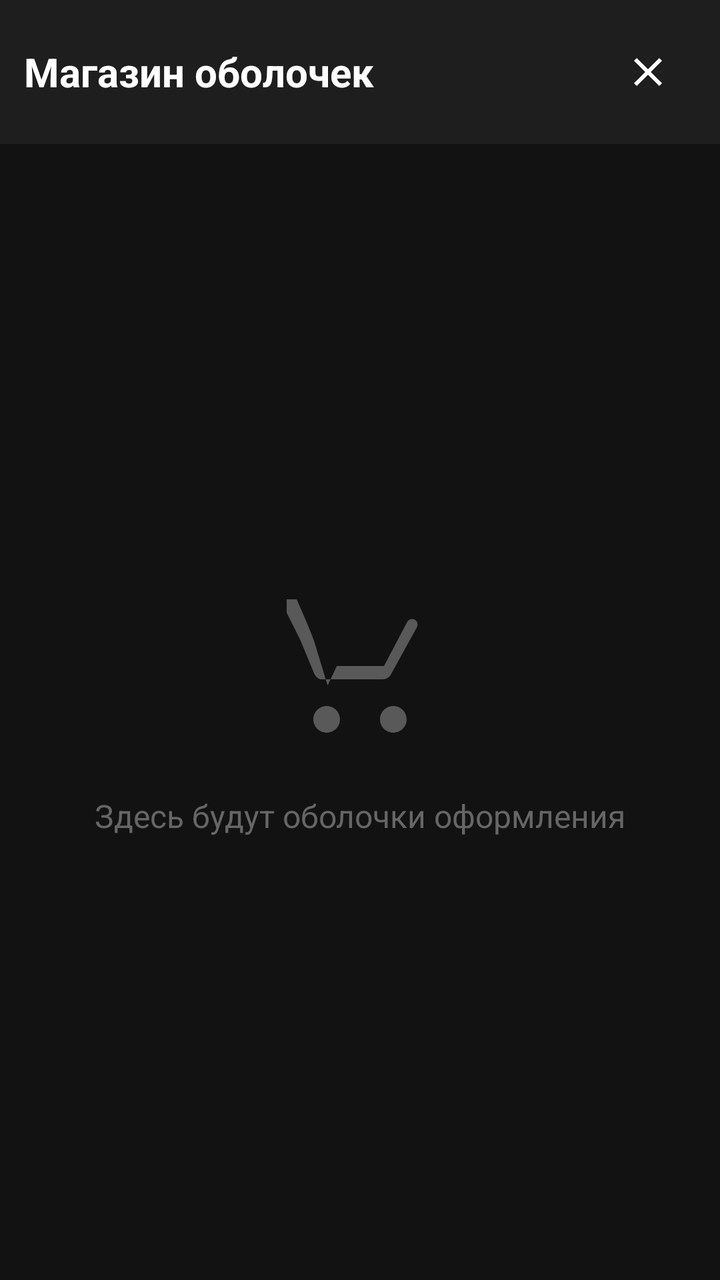
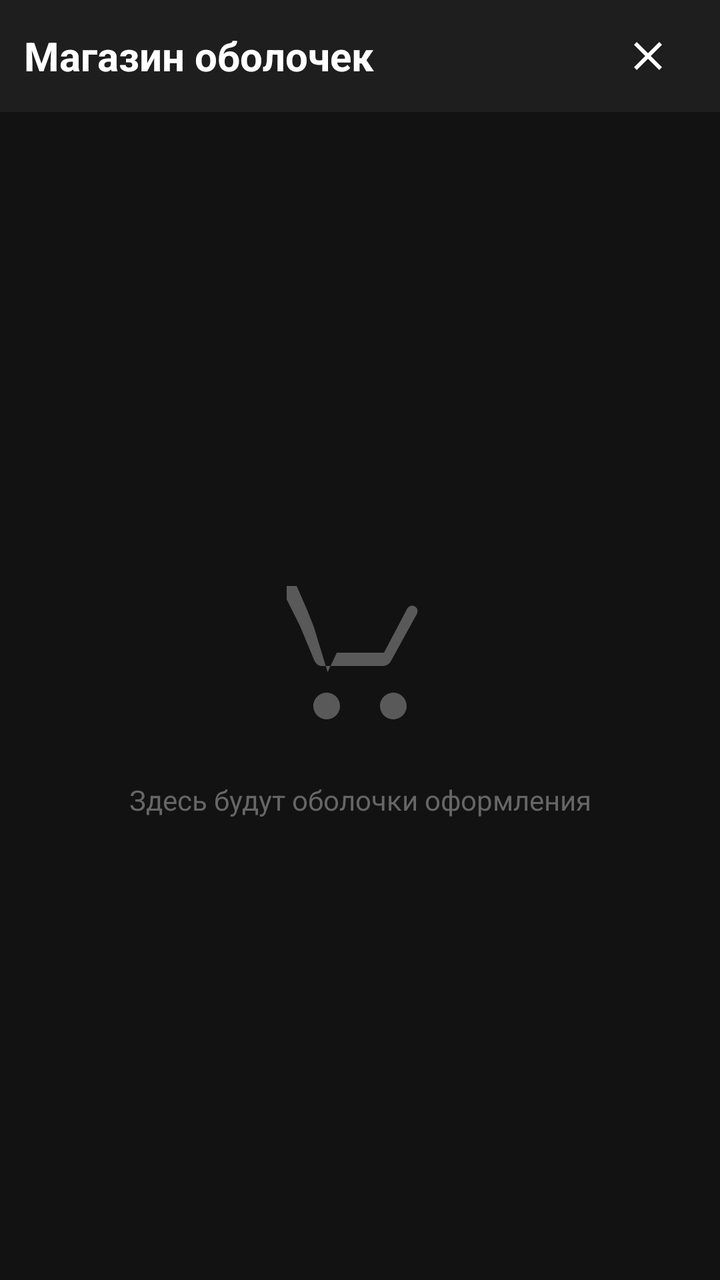

Screens rendered from an Android XML layout before and after an edit, with the pre-edit source and the edit as a unified diff.
<!-- AndroidManifest.xml: activity theme Theme.AppCompat.Translucent -->
<!-- res/layout/activity_store.xml -->
<LinearLayout xmlns:android="http://schemas.android.com/apk/res/android"
    android:layout_width="match_parent"
    android:layout_height="match_parent"
    android:orientation="vertical"
    android:background="@color/background_dark">

    
    <LinearLayout
        android:layout_width="match_parent"
        android:layout_height="wrap_content"
        android:orientation="horizontal"
        android:gravity="center_vertical"
        android:padding="12dp"
        android:background="@color/background_card">

        <TextView
            android:layout_width="0dp"
            android:layout_height="wrap_content"
            android:layout_weight="1"
            android:text="@string/store_title"
            android:textColor="@color/text_primary"
            android:textSize="20sp"
            android:textStyle="bold" />

        
        <ImageButton
            android:id="@+id/btn_close"
            android:layout_width="48dp"
            android:layout_height="48dp"
            android:src="@drawable/ic_close"
            android:background="?android:attr/selectableItemBackgroundBorderless"
            android:contentDescription="@string/close"
            android:padding="12dp" />

    </LinearLayout>

    
    <LinearLayout
        android:layout_width="match_parent"
        android:layout_height="match_parent"
        android:orientation="vertical"
        android:gravity="center"
        android:padding="32dp">

        <ImageView
            android:layout_width="80dp"
            android:layout_height="80dp"
            android:src="@drawable/ic_store"
            android:contentDescription="@string/store_title"
            android:alpha="0.3" />

        <TextView
            android:layout_width="match_parent"
            android:layout_height="wrap_content"
            android:layout_marginTop="24dp"
            android:text="@string/store_placeholder"
            android:textColor="@color/text_dim"
            android:textSize="16sp"
            android:gravity="center" />

    </LinearLayout>

</LinearLayout>
<!-- resources referenced by this layout -->
<resources>
  <color name="background_card">#1E1E1E</color>
  <color name="background_dark">#121212</color>
  <color name="text_dim">#666666</color>
  <color name="text_primary">#FFFFFF</color>
  <!-- drawable ic_close (drawable) -->
  <vector xmlns:android="http://schemas.android.com/apk/res/android"
      android:width="24dp"
      android:height="24dp"
      android:viewportWidth="24"
      android:viewportHeight="24">
      <path
          android:fillColor="#FFFFFF"
          android:pathData="M19,6.41L17.59,5 12,10.59 6.41,5 5,6.41 10.59,12 5,17.59 6.41,19 12,13.41 17.59,19 19,17.59 13.41,12z"/>
  </vector>
  <!-- drawable ic_store (drawable) -->
  <vector xmlns:android="http://schemas.android.com/apk/res/android"
      android:width="24dp"
      android:height="24dp"
      android:viewportWidth="24"
      android:viewportHeight="24">
      <path
          android:fillColor="#FFFFFF"
          android:pathData="M7,18c-1.1,0 -2,0.9 -2,2s0.9,2 2,2 2,-0.9 2,-2 -0.9,-2 -2,-2zM17,18c-1.1,0 -2,0.9 -2,2s0.9,2 2,2 2,-0.9 2,-2 -0.9,-2 -2,-2zM7.15,14.9l-0.03,-0.06L5.1,8.19 4.03,5.5 2.5,2 1,2v2l2,4 2.2,5.3C5.57,13.8 5.87,14 6.2,14h9.2c0.55,0 1.02,-0.31 1.26,-0.77l3.88,-7.06c0.22,-0.4 0.07,-0.9 -0.33,-1.12 -0.4,-0.22 -0.9,-0.07 -1.12,0.33L15.6,12H8.53L7.15,14.9z"/>
  </vector>
  <string name="close">Закрыть</string>
  <string name="store_placeholder">Здесь будут оболочки оформления</string>
  <string name="store_title">Магазин оболочек</string>
  <style name="Theme.AppCompat.Translucent" parent="Theme.QutyLaunch">
          <item name="android:windowIsTranslucent">true</item>
          <item name="android:windowBackground">@android:color/transparent</item>
      </style>
  <style name="Theme.QutyLaunch" parent="Theme.AppCompat.NoActionBar">
          
          <item name="android:navigationBarColor">@android:color/transparent</item>
          <item name="android:statusBarColor">@android:color/transparent</item>
  
          
          <item name="android:windowLayoutInDisplayCutoutMode">shortEdges</item>
  
          
          <item name="android:fitsSystemWindows">false</item>
  
          
          <item name="android:windowDrawsSystemBarBackgrounds">true</item>
      </style>
</resources>

<!-- the commit's change to res/layout/activity_store.xml (unified diff, before → after) -->
@@ -6,31 +6,23 @@
 
     
     <LinearLayout
-        android:layout_width="match_parent"
-        android:layout_height="wrap_content"
-        android:orientation="horizontal"
-        android:gravity="center_vertical"
-        android:padding="12dp"
-        android:background="@color/background_card">
+        style="@style/Toolbar">
 
         <TextView
             android:layout_width="0dp"
             android:layout_height="wrap_content"
             android:layout_weight="1"
-            android:text="@string/store_title"
-            android:textColor="@color/text_primary"
-            android:textSize="20sp"
-            android:textStyle="bold" />
+            style="@style/Text.Title.Medium"
+            android:text="@string/store_title" />
 
-        
         <ImageButton
             android:id="@+id/btn_close"
-            android:layout_width="48dp"
-            android:layout_height="48dp"
+            android:layout_width="@dimen/icon_large"
+            android:layout_height="@dimen/icon_large"
             android:src="@drawable/ic_close"
             android:background="?android:attr/selectableItemBackgroundBorderless"
             android:contentDescription="@string/close"
-            android:padding="12dp" />
+            android:padding="@dimen/spacing_m" />
 
     </LinearLayout>
 
@@ -40,11 +32,11 @@
         android:layout_height="match_parent"
         android:orientation="vertical"
         android:gravity="center"
-        android:padding="32dp">
+        android:padding="@dimen/spacing_xxl">
 
         <ImageView
-            android:layout_width="80dp"
-            android:layout_height="80dp"
+            android:layout_width="@dimen/icon_xlarge"
+            android:layout_height="@dimen/icon_xlarge"
             android:src="@drawable/ic_store"
             android:contentDescription="@string/store_title"
             android:alpha="0.3" />
@@ -52,10 +44,9 @@
         <TextView
             android:layout_width="match_parent"
             android:layout_height="wrap_content"
-            android:layout_marginTop="24dp"
+            android:layout_marginTop="@dimen/spacing_xl"
+            style="@style/Text.Body.Dim"
             android:text="@string/store_placeholder"
-            android:textColor="@color/text_dim"
-            android:textSize="16sp"
             android:gravity="center" />
 
     </LinearLayout>
<!-- resource entries referenced after the edit -->
@@ -2,7 +2,18 @@
 <resources>
   <color name="background_card">#1E1E1E</color>
   <color name="background_dark">#121212</color>
+  <dimen name="icon_large">48dp</dimen>
+  <dimen name="icon_xlarge">80dp</dimen>
+  <dimen name="spacing_m">12dp</dimen>
+  <dimen name="spacing_xl">24dp</dimen>
+  <dimen name="spacing_xxl">32dp</dimen>
   <color name="text_dim">#666666</color>
+  <style name="Text.Title">
+          <item name="android:textColor">@color/text_primary</item>
+          <item name="android:textStyle">bold</item>
+      </style>
+  <dimen name="title_medium">20sp</dimen>
+  <dimen name="height_toolbar">56dp</dimen>
   <color name="text_primary">#FFFFFF</color>
   <!-- drawable ic_close (drawable) -->
   <vector xmlns:android="http://schemas.android.com/apk/res/android"
@@ -27,10 +38,31 @@
   <string name="close">Закрыть</string>
   <string name="store_placeholder">Здесь будут оболочки оформления</string>
   <string name="store_title">Магазин оболочек</string>
+  <style name="Text.Body.Dim" parent="Text">
+          <item name="android:textSize">@dimen/text_m</item>
+          <item name="android:textColor">@color/text_dim</item>
+      </style>
+  <style name="Text.Title.Medium" parent="Text.Title">
+          <item name="android:textSize">@dimen/title_medium</item>
+      </style>
+  <style name="Toolbar">
+          <item name="android:layout_width">match_parent</item>
+          <item name="android:layout_height">@dimen/height_toolbar</item>
+          <item name="android:background">@color/background_card</item>
+          <item name="android:paddingStart">@dimen/spacing_m</item>
+          <item name="android:paddingEnd">@dimen/spacing_m</item>
+          <item name="android:gravity">center_vertical</item>
+          <item name="android:orientation">horizontal</item>
+      </style>
   <style name="Theme.AppCompat.Translucent" parent="Theme.QutyLaunch">
           <item name="android:windowIsTranslucent">true</item>
           <item name="android:windowBackground">@android:color/transparent</item>
       </style>
+  <style name="Text">
+          <item name="android:textSize">@dimen/text_m</item>
+          <item name="android:textColor">@color/text_primary</item>
+      </style>
+  <dimen name="text_m">14sp</dimen>
   <style name="Theme.QutyLaunch" parent="Theme.AppCompat.NoActionBar">
           
           <item name="android:navigationBarColor">@android:color/transparent</item>
